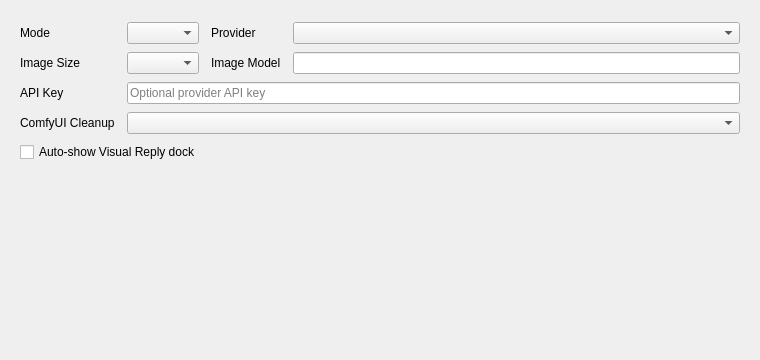
The window that addons/visual_reply/ui/visual_reply_core.ui (Rakile/NeuralCompanion) describes before a commit, drawn with Qt 5.
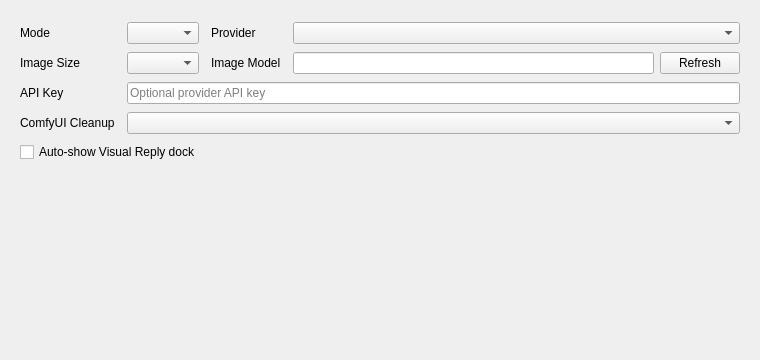
The same window after the commit.

Commit message: Support ComfyUI server workflow references

Diff of the .ui file:
```diff
--- a/addons/visual_reply/ui/visual_reply_core.ui
+++ b/addons/visual_reply/ui/visual_reply_core.ui
@@ -90,7 +90,35 @@
          </widget>
         </item>
         <item row="1" column="3">
-         <widget class="QLineEdit" name="visual_reply_model_edit"/>
+         <widget class="QWidget" name="visual_reply_model_row" native="true">
+          <layout class="QHBoxLayout" name="visual_reply_model_row_layout">
+           <property name="leftMargin">
+            <number>0</number>
+           </property>
+           <property name="topMargin">
+            <number>0</number>
+           </property>
+           <property name="rightMargin">
+            <number>0</number>
+           </property>
+           <property name="bottomMargin">
+            <number>0</number>
+           </property>
+           <property name="spacing">
+            <number>6</number>
+           </property>
+           <item>
+            <widget class="QLineEdit" name="visual_reply_model_edit"/>
+           </item>
+           <item>
+            <widget class="QPushButton" name="visual_reply_comfyui_workflow_refresh_button">
+             <property name="text">
+              <string>Refresh</string>
+             </property>
+            </widget>
+           </item>
+          </layout>
+         </widget>
         </item>
         <item row="2" column="0">
          <widget class="QLabel" name="visual_reply_api_key_label">
```
The commit also changes 6 other files.
